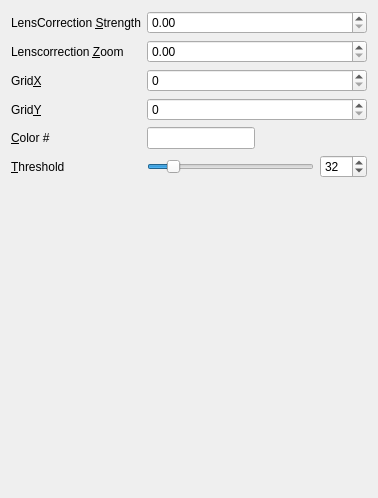
Qt form settings.ui (fpetersen86/blobtracker) before a commit.
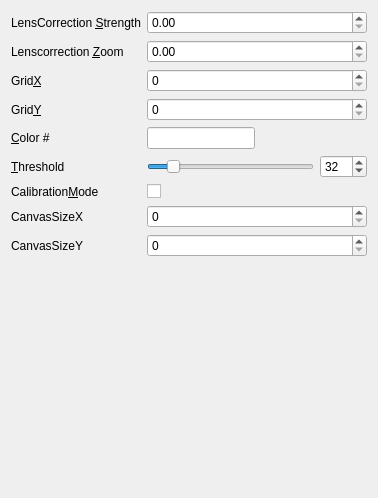
The same form after that commit.

Commit message: New Features: Calibration Mode & from now on Settings will be saved

```diff
--- a/settings.ui
+++ b/settings.ui
@@ -13,6 +13,8 @@
   <property name="windowTitle">
    <string>Settings</string>
   </property>
+  <layout class="QVBoxLayout" name="verticalLayout">
+   <item>
   <layout class="QFormLayout" name="formLayout">
    <item row="0" column="0">
     <widget class="QLabel" name="label">
@@ -146,6 +148,59 @@
        </property>
        <property name="value">
         <number>32</number>
+         </property>
+        </widget>
+       </item>
+      </layout>
+     </item>
+     <item row="6" column="1">
+      <widget class="QCheckBox" name="calibrationCheckBox">
+       <property name="text">
+        <string/>
+       </property>
+      </widget>
+     </item>
+     <item row="6" column="0">
+      <widget class="QLabel" name="label_7">
+       <property name="text">
+        <string>Calibration&amp;Mode</string>
+       </property>
+       <property name="buddy">
+        <cstring>calibrationCheckBox</cstring>
+       </property>
+      </widget>
+     </item>
+     <item row="7" column="1">
+      <widget class="QSpinBox" name="canvXSpinBox">
+       <property name="maximum">
+        <number>3200</number>
+       </property>
+      </widget>
+     </item>
+     <item row="8" column="1">
+      <widget class="QSpinBox" name="canvYSpinBox">
+       <property name="maximum">
+        <number>2400</number>
+       </property>
+      </widget>
+     </item>
+     <item row="7" column="0">
+      <widget class="QLabel" name="label_8">
+       <property name="text">
+        <string>CanvasSizeX</string>
+       </property>
+       <property name="buddy">
+        <cstring>canvXSpinBox</cstring>
+       </property>
+      </widget>
+     </item>
+     <item row="8" column="0">
+      <widget class="QLabel" name="label_9">
+       <property name="text">
+        <string>CanvasSizeY</string>
+       </property>
+       <property name="buddy">
+        <cstring>canvYSpinBox</cstring>
        </property>
       </widget>
      </item>
```
Lines whose indentation alone changed are shown as unchanged. The commit also changes 9 other files.
